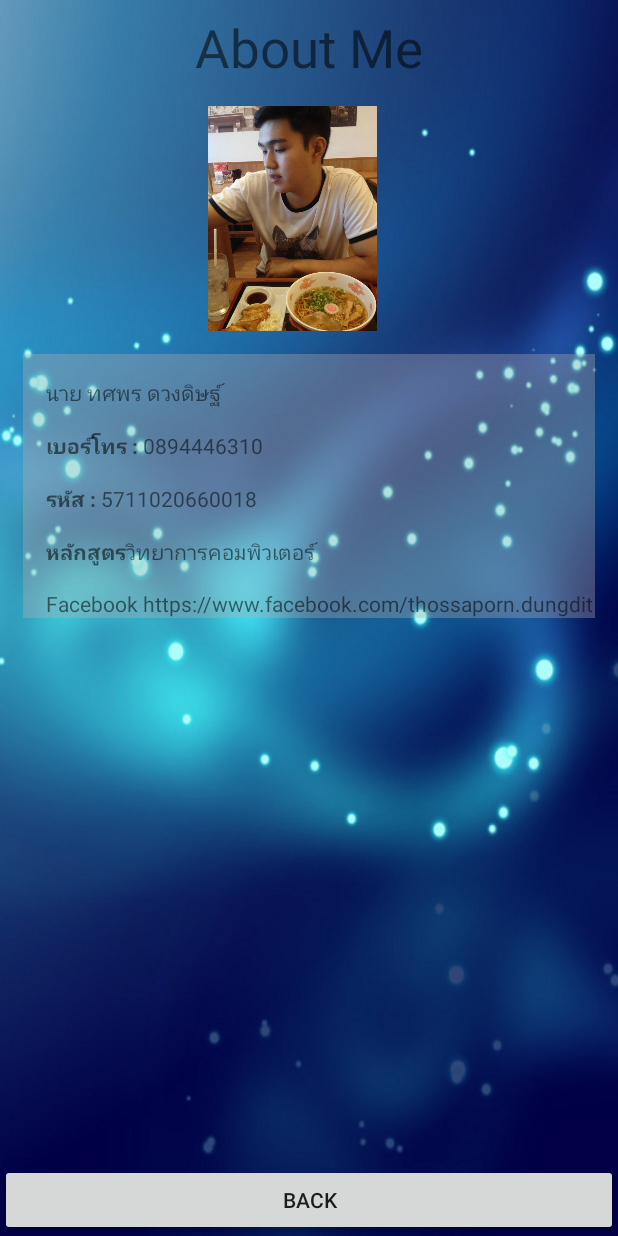
After one commit to kungchik/MyFirstApp-master, an Android app: the Aboutme2 screen opened directly, with no data from a screen before it, on a phone screen of 412 x 824 dp. The commit adds this screen. Run offline under Robolectric (Android 15) with nearby library versions, the phone set to English and light mode, and no system bars.

Commit message:
Toast and sound complete

```diff
--- a/app/build.gradle
+++ b/app/build.gradle
@@ -25,5 +25,6 @@ dependencies {
         exclude group: 'com.android.support', module: 'support-annotations'
     })
     compile 'com.android.support:appcompat-v7:25.1.1'
+    compile 'com.android.support.constraint:constraint-layout:1.0.2'
     testCompile 'junit:junit:4.12'
 }
--- a/app/src/main/AndroidManifest.xml
+++ b/app/src/main/AndroidManifest.xml
@@ -15,7 +15,9 @@
                 <category android:name="android.intent.category.LAUNCHER" />
             </intent-filter>
         </activity>
-        <activity android:name=".Detail"></activity>
+        <activity android:name=".Detail" />
+        <activity android:name=".Aboutme" />
+        <activity android:name=".Aboutme2"></activity>
     </application>
 
 </manifest>
--- /dev/null
+++ b/app/src/main/java/comsci/alice/myfirstapp/Aboutme2.java
@@ -0,0 +1,57 @@
+package comsci.alice.myfirstapp;
+
+import android.content.Intent;
+import android.media.MediaPlayer;
+import android.net.Uri;
+import android.support.v7.app.AppCompatActivity;
+import android.os.Bundle;
+import android.view.View;
+import android.widget.ImageView;
+import android.widget.Toast;
+
+public class Aboutme2 extends AppCompatActivity {
+    //Explicit
+    MediaPlayer mediaPlayer;
+    int soundID = 0;
+    @Override
+    protected void onCreate(Bundle savedInstanceState) {
+        super.onCreate(savedInstanceState);
+        setContentView(R.layout.activity_aboutme2);
+        //toast onclick
+        ImageView clickImageView = (ImageView) findViewById(R.id.imv);
+        clickImageView.setOnClickListener(new View.OnClickListener() {//ให้พิมพ์แค่ new On
+            @Override
+            public void onClick(View v) {
+                Toast.makeText(getApplicationContext(),"Hello My name is Thossaporn",Toast.LENGTH_SHORT).show();
+
+                //show sound1 when click image
+                soundID = R.raw.sound;
+                playSound(soundID);
+            }
+        });
+        //toast onLongClick
+        ImageView longClickImageView = (ImageView) findViewById(R.id.imv);
+        longClickImageView.setOnLongClickListener(new View.OnLongClickListener() {
+            @Override
+            public boolean onLongClick(View v) {
+                Toast.makeText(getApplicationContext(),"Thanks Guy",Toast.LENGTH_LONG).show();
+                soundID = R.raw.sound1;
+                playSound(soundID);
+                return true;
+            }
+        });
+    }
+
+    private void playSound(int soundID) {
+        mediaPlayer=MediaPlayer.create(getApplicationContext(),soundID);
+        mediaPlayer.start();
+    }
+
+    public void clickBack(View view){
+        finish();
+    }
+    public void onClickFacebook(View view){
+        Intent intent = new Intent(Intent.ACTION_VIEW);
+        intent.setData(Uri.parse("https://www.facebook.com/thossaporn.dungdit"));
+        startActivity(intent);}
+}
--- /dev/null
+++ b/app/src/main/res/layout/activity_aboutme2.xml
@@ -0,0 +1,114 @@
+<?xml version="1.0" encoding="utf-8"?>
+<android.support.constraint.ConstraintLayout xmlns:android="http://schemas.android.com/apk/res/android"
+    xmlns:app="http://schemas.android.com/apk/res-auto"
+    xmlns:tools="http://schemas.android.com/tools"
+    android:layout_width="match_parent"
+    android:layout_height="match_parent"
+    android:background="@drawable/bg8"
+    tools:context="comsci.alice.myfirstapp.Aboutme2">
+
+    <ImageView
+        android:id="@+id/imv"
+        android:layout_width="150dp"
+        android:layout_height="150dp"
+        android:layout_marginEnd="@dimen/my_icon"
+        android:layout_marginLeft="@dimen/my_icon"
+        android:layout_marginRight="@dimen/my_icon"
+        android:layout_marginStart="@dimen/my_icon"
+        android:layout_marginTop="@dimen/my_margin"
+        app:layout_constraintHorizontal_bias="0.0"
+        app:layout_constraintLeft_toLeftOf="parent"
+        app:layout_constraintRight_toRightOf="parent"
+        app:layout_constraintTop_toBottomOf="@+id/textView3"
+        app:srcCompat="@drawable/me" />
+
+    <TextView
+        android:id="@+id/textView3"
+        android:layout_width="wrap_content"
+        android:layout_height="wrap_content"
+        android:layout_marginEnd="8dp"
+        android:layout_marginLeft="8dp"
+        android:layout_marginRight="8dp"
+        android:layout_marginStart="8dp"
+        android:layout_marginTop="8dp"
+        android:text="@string/AboutMe"
+        android:textSize="@dimen/h1"
+        app:layout_constraintLeft_toLeftOf="parent"
+        app:layout_constraintRight_toRightOf="parent"
+        app:layout_constraintTop_toTopOf="parent" />
+
+    <ScrollView
+        android:id="@+id/scrollView2"
+        android:layout_width="match_parent"
+        android:layout_height="wrap_content"
+        android:layout_marginLeft="@dimen/my_margin"
+        android:layout_marginRight="@dimen/my_margin"
+        android:layout_marginTop="@dimen/my_margin"
+        android:background="#5ab5acac"
+        app:layout_constraintLeft_toLeftOf="parent"
+        app:layout_constraintRight_toRightOf="parent"
+        app:layout_constraintTop_toBottomOf="@+id/imv">
+
+        <LinearLayout
+            android:layout_width="match_parent"
+            android:layout_height="wrap_content"
+            android:orientation="vertical">
+
+            <TextView
+                android:id="@+id/textView4"
+                android:layout_width="match_parent"
+                android:layout_height="wrap_content"
+                android:layout_marginLeft="@dimen/my_margin"
+                android:layout_marginTop="@dimen/my_margin"
+                android:text="@string/name1" />
+
+            <TextView
+                android:id="@+id/textView5"
+                android:layout_width="match_parent"
+                android:layout_height="wrap_content"
+                android:layout_marginLeft="@dimen/my_margin"
+                android:layout_marginTop="@dimen/my_margin"
+                android:text="@string/name2" />
+
+            <TextView
+                android:id="@+id/textView7"
+                android:layout_width="match_parent"
+                android:layout_height="wrap_content"
+                android:layout_marginLeft="@dimen/my_margin"
+                android:layout_marginTop="@dimen/my_margin"
+                android:text="@string/name3" />
+
+            <TextView
+                android:id="@+id/textView6"
+                android:layout_width="match_parent"
+                android:layout_height="wrap_content"
+                android:layout_marginLeft="@dimen/my_margin"
+                android:layout_marginTop="@dimen/my_margin"
+                android:text="@string/name4" />
+
+            <TextView
+                android:id="@+id/textView8"
+                android:layout_width="match_parent"
+                android:layout_height="wrap_content"
+                android:layout_marginLeft="@dimen/my_margin"
+                android:layout_marginTop="@dimen/my_margin"
+                android:onClick="onClickFacebook"
+                android:text="@string/face" />
+
+        </LinearLayout>
+    </ScrollView>
+
+    <Button
+        android:id="@+id/button2"
+        android:layout_width="match_parent"
+        android:layout_height="wrap_content"
+        android:layout_marginTop="8dp"
+        android:onClick="clickBack"
+        android:text="Back"
+        app:layout_constraintBottom_toBottomOf="parent"
+        app:layout_constraintLeft_toLeftOf="parent"
+        app:layout_constraintRight_toRightOf="parent"
+        app:layout_constraintTop_toBottomOf="@+id/scrollView2"
+        app:layout_constraintVertical_bias="1.0" />
+
+</android.support.constraint.ConstraintLayout>
--- a/app/src/main/res/layout/activity_main.xml
+++ b/app/src/main/res/layout/activity_main.xml
@@ -46,6 +46,7 @@
             android:layout_width="wrap_content"
             android:layout_height="wrap_content"
             android:layout_weight="1"
+            android:onClick="onClickAboutMe"
             android:text="@string/AboutMe" />
     </LinearLayout>
 </RelativeLayout>
--- a/app/src/main/res/values/strings.xml
+++ b/app/src/main/res/values/strings.xml
@@ -4,5 +4,11 @@
     <string name="txtTitle">ป้ายจราจร</string>
     <string name="MoreInfo">More Info</string>
     <string name="AboutMe">About Me</string>
+    <string name="name1"> นาย ทศพร ดวงดิษฐ์ </string>
+    <string name="name2"><b>เบอร์โทร : </b>0894446310 </string>
+    <string name="name3"><b>รหัส : </b>5711020660018 </string>
+    <string name="name4"><b>หลักสูตร</b>วิทยาการคอมพิวเตอร์ </string>
+
+    <string name="face">Facebook https://www.facebook.com/thossaporn.dungdit</string>
 
 </resources>
```
Also changed, not shown: app/src/main/java/comsci/alice/myfirstapp/Aboutme.java (added, +25 -0 lines), app/src/main/java/comsci/alice/myfirstapp/MainActivity.java (+6 -1 lines), app/src/main/res/layout/activity_aboutme.xml (added, +67 -0 lines), app/src/main/res/drawable/me.png (added), 2 other files.
